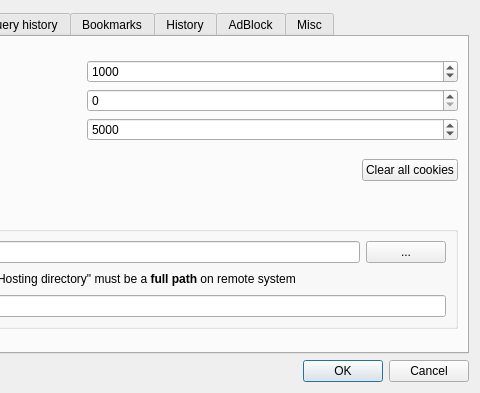
Before: the Qt Designer form trunk/settingsdlg.ui in kernel1024/jpreader, drawn with Qt 5; both pictures show x 312 to 792 and y 0 to 393 of the 792 by 393 pixel window.
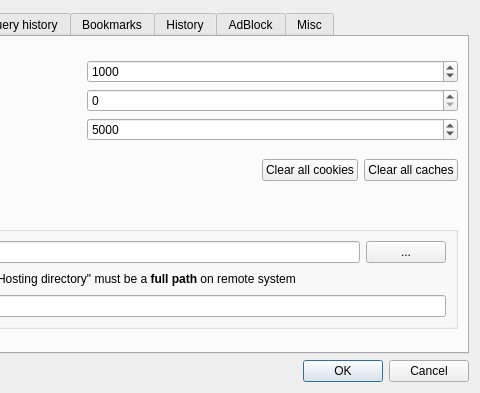
After: the same form once the commit is applied. Custom widgets are drawn as their Qt base class.

Commit message: Clear caches button in settings dialog.

```diff
--- a/trunk/settingsdlg.ui
+++ b/trunk/settingsdlg.ui
@@ -148,6 +148,13 @@
            </property>
           </widget>
          </item>
+         <item>
+          <widget class="QPushButton" name="buttonClearCaches">
+           <property name="text">
+            <string>Clear all caches</string>
+           </property>
+          </widget>
+         </item>
         </layout>
        </item>
        <item>
```
Left out of the diff: 9 changed lines with no effect on the pictures. The commit also changes 5 other files.
